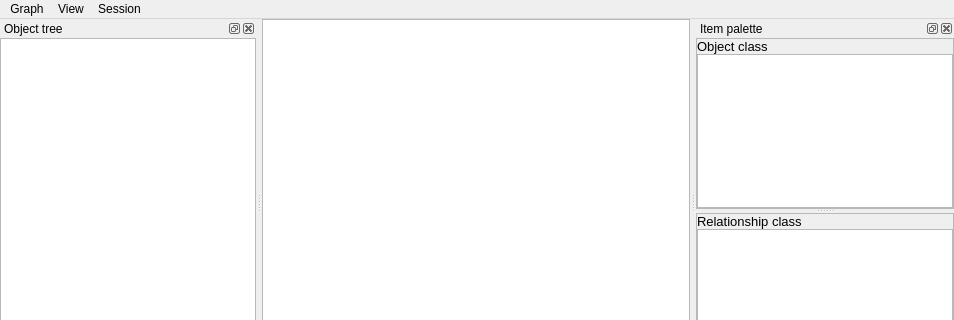
This is spinetoolbox/ui/graph_view_form.ui in spine-tools/Spine-Toolbox as Qt 5 draws it before an edit; both pictures show x 0 to 954 and y 0 to 320 of the 954 by 653 pixel window. The edited form follows.
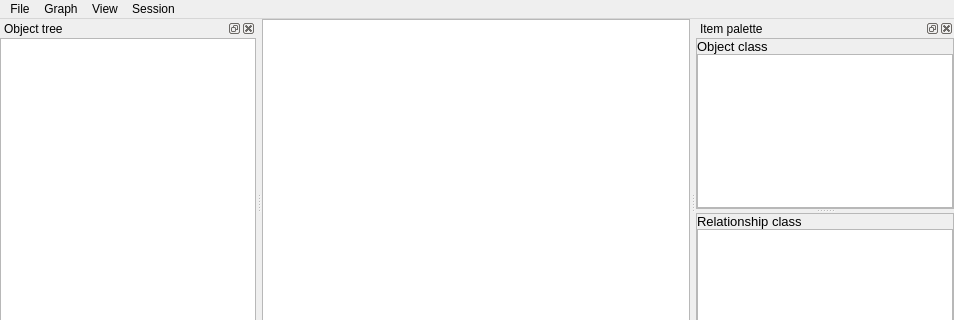
This is the edited form. Icons and pictures are not drawn. Custom widgets are drawn as their Qt base class.

Commit message: Issue #46 updated: add more options (remove, rename, prune, and add relationships) to item menu, and reorganize options in graph menu.

Patch:
```diff
--- a/spinetoolbox/ui/graph_view_form.ui
+++ b/spinetoolbox/ui/graph_view_form.ui
@@ -96,6 +96,13 @@
     <addaction name="actionCommit"/>
     <addaction name="actionRollback"/>
    </widget>
+   <widget class="QMenu" name="menuFile">
+    <property name="title">
+     <string>File</string>
+    </property>
+    <addaction name="actionClose"/>
+   </widget>
+   <addaction name="menuFile"/>
    <addaction name="menuGraph"/>
    <addaction name="menuView"/>
    <addaction name="menuSession"/>
```
Left out of the diff: 29 changed lines with no effect on the pictures. The commit also changes 4 other files.
